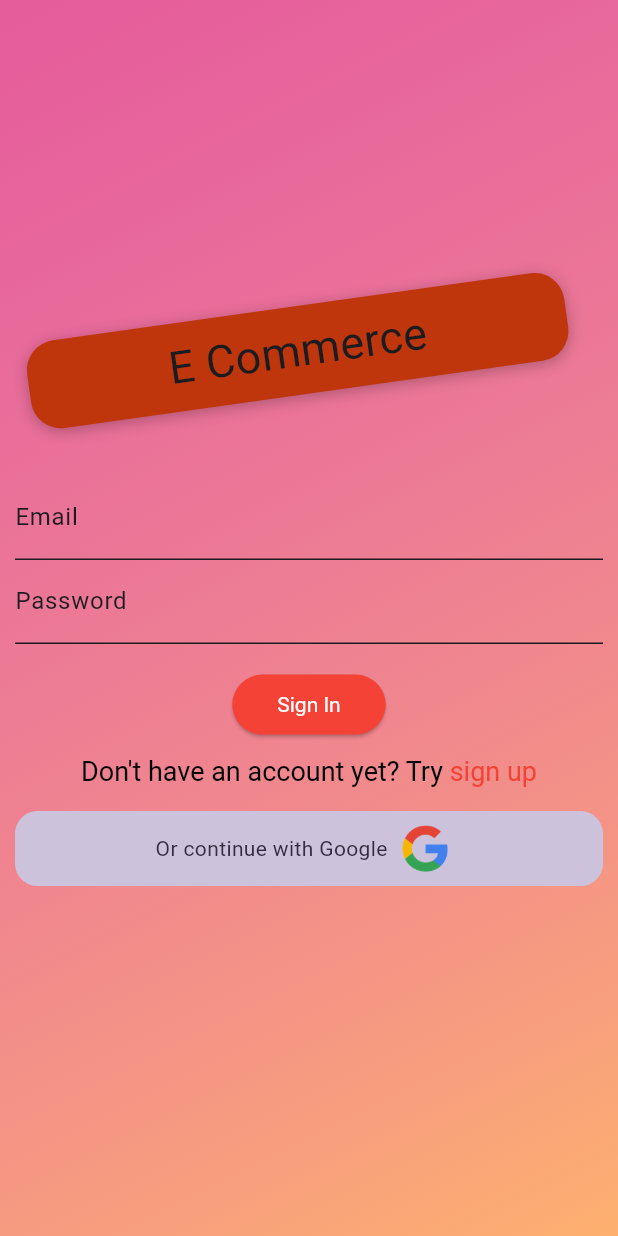
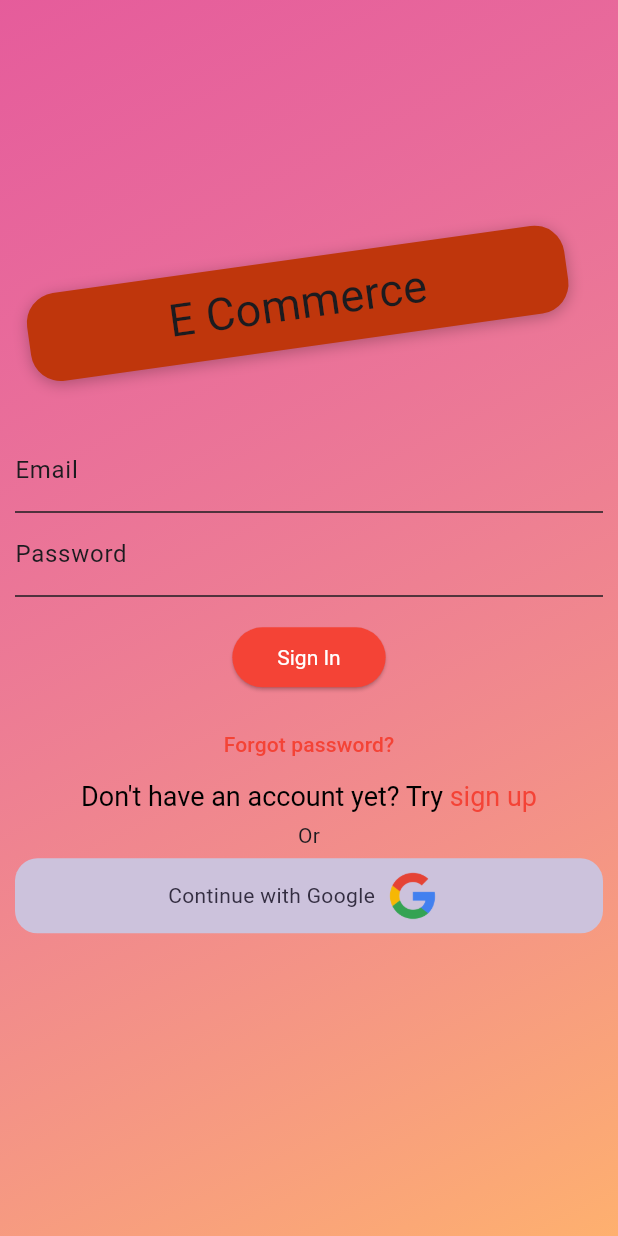
Before and after one commit to TTTrung1/ecommerce_cuoikhoa, a Flutter app: the screen it shows after launch, on a phone screen of 412 x 824 dp. Run offline on Flutter 3.47's test engine with Material 2 defaults, Android fonts, the phone set to English and light mode, and no system bars; our stand-ins replace carousel_slider, cloud_firestore, dio, easy_localization, email_validator, firebase_auth and 6 more; accounts and stored records are empty; generated files the repository leaves out were written again.

Commit message:
add forgot password screen

```diff
--- a/assets/l10n/en.json
+++ b/assets/l10n/en.json
@@ -6,5 +6,7 @@
   "darkMode":"Dark mode",
   "language":"Language",
   "changePass":"Change password",
-  "logOut":"Log out"
+  "logOut":"Log out",
+  "addToCart": "Add to cart",
+  "yourCart": "Your Cart"
 }
--- a/assets/l10n/vi.json
+++ b/assets/l10n/vi.json
@@ -6,5 +6,7 @@
   "darkMode":"Nền tối",
   "language":"Ngôn ngữ",
   "changePass":"Đổi mật khẩu",
-  "logOut":"Đăng xuất"
+  "logOut":"Đăng xuất",
+  "addToCart": "Thêm vào giỏ",
+  "yourCart": "Giỏ hàng của bạn"
 }
--- a/lib/bloc/auth/auth_event.dart
+++ b/lib/bloc/auth/auth_event.dart
@@ -19,4 +19,9 @@ class SignInRequestedEvent extends AuthEvent {
 
 class GoogleSignInEvent extends AuthEvent{}
 
+class ForgotPasswordEvent extends AuthEvent{
+  final String email;
+  ForgotPasswordEvent(this.email);
+}
+
 class LogOutRequestedEvent extends AuthEvent{}
--- a/lib/bloc/auth/auth_state.dart
+++ b/lib/bloc/auth/auth_state.dart
@@ -20,11 +20,21 @@ class SignUpFailState extends AuthActionState {
 
 class UnauthenticatedState extends AuthState {}
 
-class SignInFailState extends AuthState {
+class SignInFailState extends AuthActionState {
   final String message;
   SignInFailState({required this.message});
 }
 
 class SignInSuccessState extends AuthActionState {}
 
+class ForgotPasswordSuccessState extends AuthActionState{
+  final String message;
+  ForgotPasswordSuccessState(this.message);
+}
+
+class ForgotPasswordFailState extends AuthActionState{
+  final String message;
+  ForgotPasswordFailState(this.message);
+}
+
 class LogOutSuccessState extends AuthActionState {}
--- a/lib/screen/auth/signin_screen.dart
+++ b/lib/screen/auth/signin_screen.dart
@@ -6,6 +6,7 @@ import 'package:email_validator/email_validator.dart';
 import 'package:flutter_bloc/flutter_bloc.dart';
 import '../../bloc/auth/auth_bloc.dart';
 import '../../model/user.dart';
+import '../forgot_password_screen.dart';
 import 'signup_screen.dart';
 import 'package:flutter/material.dart';
 
@@ -22,16 +23,6 @@ class _SignInScreenState extends State<SignInScreen> {
   TextEditingController passwordTEC = TextEditingController();
   User user = User(name: '', password: '');
   AuthRepository authRepository = AuthRepository();
-
-  void submitForm(BuildContext context) {
-    final validate = Form.of(context).validate();
-    if (!validate) {
-      return;
-    }
-    Form.of(context).save();
-    Navigator.pushReplacement(
-        context, MaterialPageRoute(builder: (ctx) => const MyHomePage()));
-  }
 
   @override
   void dispose() {
@@ -233,6 +224,9 @@ class _SignInScreenState extends State<SignInScreen> {
                                                 ],
                                               ))),
                                 ),
+                                TextButton(onPressed: (){
+                                  Navigator.push(context, MaterialPageRoute(builder: (context) => ForgotPassword()));
+                                }, child: const Text('Forgot password?')),
                                 Row(
                                   mainAxisAlignment: MainAxisAlignment.center,
                                   children: [
@@ -266,7 +260,14 @@ class _SignInScreenState extends State<SignInScreen> {
                           ),
                         ),
                       ),
-                      const SizedBox(height: 10,),
+                      const SizedBox(height: 5,),
+                      Row(mainAxisAlignment: MainAxisAlignment.center,
+                        children: [
+                          Divider(indent: MediaQuery.of(context).size.width*0.4,),
+                          const Text('Or'),
+                          Divider(indent: MediaQuery.of(context).size.width*0.4,)
+                        ],
+                      ),
                       Container(
                         margin: const EdgeInsets.symmetric(horizontal: 10,vertical: 5),
                         decoration: BoxDecoration(
@@ -279,9 +280,8 @@ class _SignInScreenState extends State<SignInScreen> {
                           child: Row(
                             mainAxisAlignment: MainAxisAlignment.center,
                             children: [
-                              Text('Or continue with Google',style: TextStyle(color: Theme.of(context).colorScheme.onSecondaryContainer),),
+                              Text('Continue with Google',style: TextStyle(color: Theme.of(context).colorScheme.onSecondaryContainer),),
                               Image.asset('assets/google.png',height: 50,),
-
                             ],
                           ),
                         ),
--- a/lib/screen/cart_screen.dart
+++ b/lib/screen/cart_screen.dart
@@ -1,3 +1,4 @@
+import 'package:easy_localization/easy_localization.dart';
 import 'package:ecommerce_cuoikhoa/widgets/cart_item_widget.dart';
 import 'package:firebase_auth/firebase_auth.dart';
 import 'package:flutter/cupertino.dart';
@@ -34,7 +35,7 @@ class _CartScreenState extends State<CartScreen> {
           child: const Icon(CupertinoIcons.back),
         ),
         elevation: 0,
-        title: const Text('Your Cart'),
+        title: const Text('yourCart').tr(),
       ),
       body: BlocConsumer<CartBloc, CartState>(
         listener: (context, state) {},
@@ -72,7 +73,7 @@ class _CartScreenState extends State<CartScreen> {
                         Expanded(
                             child: ElevatedButton(
                                 onPressed: () {},
-                                child: Text('Total cost: ${state.totalCost}'))),
+                                child: Text('\$: ${state.totalCost.toStringAsFixed(2)}'))),
                       ],
                     ),
                   )
--- a/lib/widgets/add_cart_button.dart
+++ b/lib/widgets/add_cart_button.dart
@@ -1,3 +1,4 @@
+import 'package:easy_localization/easy_localization.dart';
 import 'package:ecommerce_cuoikhoa/model/cart_item.dart';
 import 'package:ecommerce_cuoikhoa/model/product.dart';
 import 'package:flutter/material.dart';
@@ -42,11 +43,11 @@ class AddToCart extends StatelessWidget {
                 ));
                 Navigator.of(context).pop();
 
-              }, child: const Text('Add to cart',
+              }, child: const Text('addToCart',
                 style: TextStyle(
                   fontSize: 16,
                   color: Colors.white,
-                )),
+                )).tr(),
             ),
           ),
         );
```
Also changed, not shown: lib/bloc/auth/auth_bloc.dart (+26 -7 lines), lib/repository/auth_repository.dart (+29 -23 lines), lib/screen/forgot_password_screen.dart (added, +87 -0 lines), lib/screen/user_screen.dart (+15 -21 lines).
